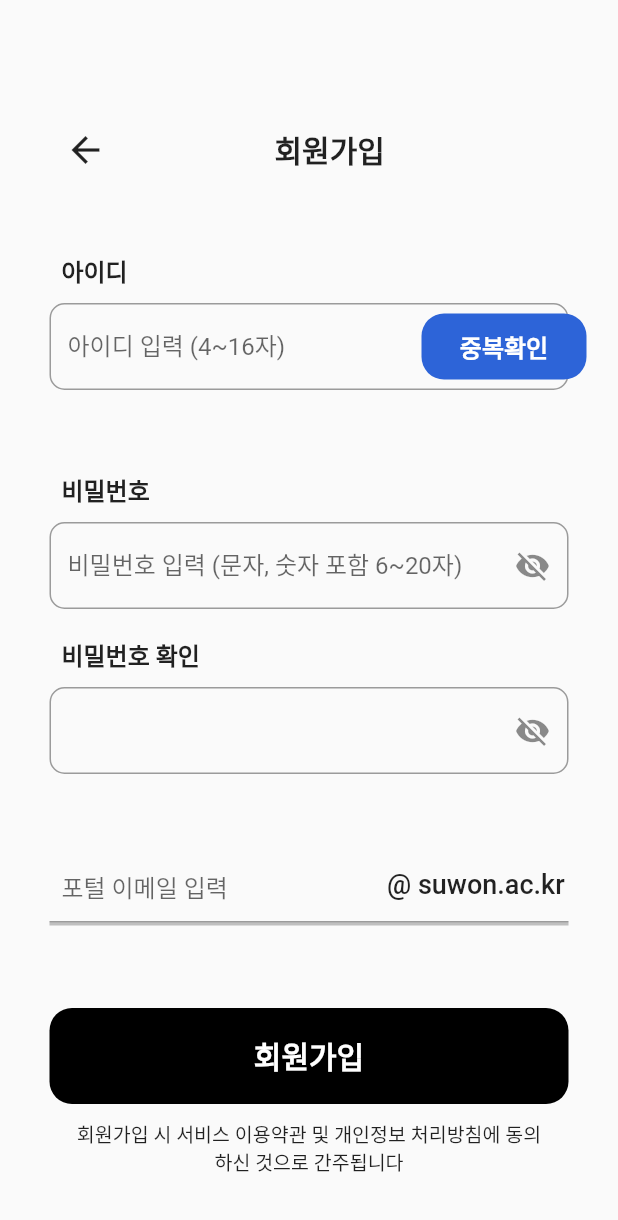
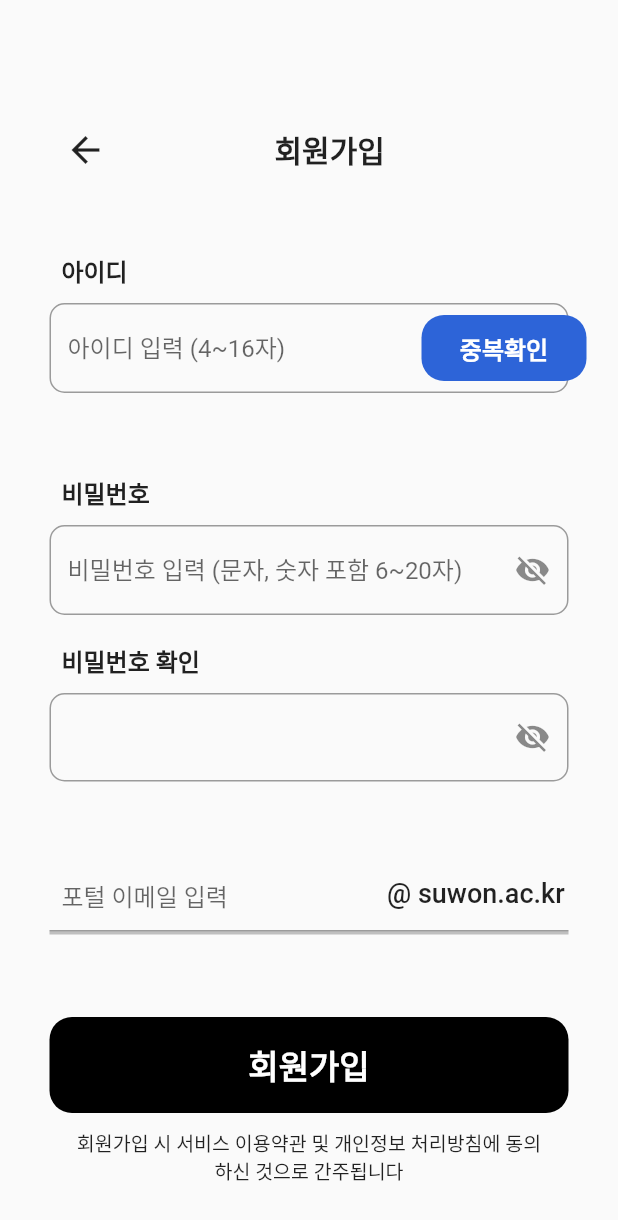
Before and after one commit to USW-Random-Chat/Flutter, a Flutter app: the screen it shows after launch, after a tap on "회원가입", on a phone screen of 412 x 824 dp. Shown: the top 1220 px of the screen. Run offline on Flutter 3.47's test engine with Material 2 defaults, Android fonts, the phone set to English and light mode, and no system bars; Roboto replaces fonts that are missing (Pretendard-Light).

Commit message:
위젯 추가
CustomBT, EmailFD, InputTextFD 위젯 추가

```diff
--- a/lib/screens/login.dart
+++ b/lib/screens/login.dart
@@ -1,5 +1,6 @@
 import 'package:flutter/material.dart';
 import 'package:suwon/screens/signup.dart';
+import 'package:suwon/widgets/csbutton.dart';
 
 class MainLogin extends StatefulWidget {
   const MainLogin({super.key});
@@ -97,23 +98,13 @@ class _MainLoginState extends State<MainLogin> {
                 children: [
                   Container(
                     //로그인 버튼
-                      height: 70,
-                      width: double.infinity,
-                      decoration: BoxDecoration(
-                          borderRadius: BorderRadius.circular(15),
-                          color: loginbtcolor),
+
                     margin: EdgeInsets.symmetric(horizontal: 40),
-                      child: TextButton(
-                        onPressed: () {},
-                        child: Text(
-                          "로그인",
-                          style: TextStyle(
-                              color: Colors.white,
-                              fontSize: 24,
-                              fontWeight: FontWeight.w800,
-                              fontFamily: 'Pretendard-Light'),
+                    child: CustomButton(
+                        text: '로그인',
+                        backgroundColor: Color(0xFF2D64D8),
+                        onPressed: () {}),
                   ),
-                      )),
                   Container(
                     //아이디 비번 찾기
                     margin: EdgeInsets.symmetric(horizontal: 32),
@@ -184,29 +175,18 @@ class _MainLoginState extends State<MainLogin> {
                       )),
                   Container(
                     //로그인 버튼
-                      height: 70,
-                      width: double.infinity,
-                      decoration: BoxDecoration(
-                          borderRadius: BorderRadius.circular(15),
-                          color: Colors.black),
                     margin: EdgeInsets.only(left: 40, right: 40, top: 20),
-                      child: TextButton(
+                    child: CustomButton(
+                      text: '회원가입',
+                      backgroundColor: Colors.black,
                       onPressed: () {
                         Navigator.push(
                           context,
                           MaterialPageRoute(builder: (context) => SignUp()),
                         );
                       },
-                        child: Text(
-                          "회원가입",
-                          style: TextStyle(
-                            color: Colors.white,
-                            fontSize: 24,
-                            fontWeight: FontWeight.w800,
-                            fontFamily: 'Pretendard-Light',
                     ),
                   ),
-                      )),
                 ],
               ),
             ),
--- a/lib/screens/signup.dart
+++ b/lib/screens/signup.dart
@@ -1,6 +1,9 @@
 import 'package:flutter/material.dart';
 import 'package:suwon/screens/login.dart';
+import 'package:suwon/screens/setprofile.dart';
 import 'package:suwon/widgets/csbutton.dart';
+import 'package:suwon/widgets/emailfield.dart';
+import 'package:suwon/widgets/inputtext.dart';
 
 class SignUp extends StatefulWidget {
   const SignUp({super.key});
@@ -19,6 +22,7 @@ class _SignUpState extends State<SignUp> {
   bool _PwError = false;
   bool _EmailError = false;
   bool _PwMatch = false;
+  bool _isEmailValid = true;
   bool _passwordVisible1 = false;
   bool _passwordVisible2 = false;
   final IdCheckbtcolor = const Color(0xFF2D64D8);
@@ -78,7 +82,6 @@ class _SignUpState extends State<SignUp> {
     }
   }
 
-  bool _isEmailValid = true;
   bool _validateEmail(String value) {
     // 이메일 유효성 검사를 위한 정규표현식 사용
     final RegExp emailRegExp =
@@ -136,45 +139,16 @@ class _SignUpState extends State<SignUp> {
                         SizedBox(
                           height: 38,
                         ),
-                        Row(
-                          //ID 입력폼
-                          children: [
-                            Text(
-                              '  아이디',
-                              style: TextStyle(
-                                  fontFamily: 'Pretendard-Light',
-                                  fontSize: 16,
-                                  fontWeight: FontWeight.w600),
-                            ),
-                            SizedBox(
-                              width: 10,
-                            ),
-                            if (_IdError)
-                              Text(
-                                '*4자 이상 16자 이내로 작성해 주세요',
-                                style: TextStyle(color: Colors.red),
-                              ),
-                          ],
-                        ),
-                        SizedBox(
-                          height: 10,
-                        ),
-                        SizedBox(
-                          height: 58,
-                          child: TextFormField(
+                        InputTextFD(
                           controller: _idController,
                           onChanged: _valiIdInput,
-                            decoration: InputDecoration(
-                              border: OutlineInputBorder(
-                                  borderRadius: BorderRadius.circular(10)),
-                              labelStyle: TextStyle(
-                                  fontFamily: 'Pretendard-Light', fontSize: 14),
                           hintText: '아이디 입력 (4~16자)',
-                            ),
-                          ),
+                          title: '  아이디',
+                          Error: _IdError,
+                          ErrorText: '* 4자 이상 16자 이내로 작성해 주세요',
                         ),
                         Transform.translate(
-                          offset: Offset(248, -51),
+                          offset: Offset(248, -52),
                           child: Container(
                             height: 44,
                             width: 110,
@@ -222,10 +196,11 @@ class _SignUpState extends State<SignUp> {
                           height: 10,
                         ),
                         SizedBox(
-                          height: 58,
+                          height: 60,
                           child: TextFormField(
                             obscureText: !_passwordVisible1,
                             controller: _pwController,
+                            onChanged: _valiPwInput,
                             decoration: InputDecoration(
                               border: OutlineInputBorder(
                                 borderRadius: BorderRadius.circular(10),
@@ -277,7 +252,7 @@ class _SignUpState extends State<SignUp> {
                           height: 10,
                         ),
                         SizedBox(
-                          height: 58,
+                          height: 60,
                           child: TextFormField(
                             obscureText: !_passwordVisible2,
                             controller: _pwmatchController,
@@ -318,37 +293,13 @@ class _SignUpState extends State<SignUp> {
                             ),
                           ),
                         ),
-                        Container(
-                          decoration: BoxDecoration(
-                            border: Border(
-                              bottom: BorderSide(
-                                width: 2,
-                                color: Color(0xFFBFBFBF),
-                              ),
-                            ),
-                          ),
-                          child: TextFormField(
-                            maxLength: 20,
+                        EmailFD(
                           controller: _emailController,
                           onChanged: (value) {
                             setState(() {
                               _isEmailValid = _validateEmail(value);
                             });
                           },
-                            decoration: InputDecoration(
-                              labelStyle: TextStyle(
-                                fontFamily: 'Pretendard-Light',
-                                fontSize: 16,
-                                fontWeight: FontWeight.w400,
-                                color: Color(0xFF989898),
-                              ),
-                              hintText: '  포털 이메일 입력',
-                              counterText:
-                                  '', // 입력 길이 카운터 텍스트를 빈 문자열로 설정하여 표시하지 않음
-                              errorStyle:
-                                  TextStyle(height: 0), // 에러 메시지 표시 공간을 없앰
-                            ),
-                          ),
                         ),
                         SizedBox(height: 10),
                         if (!_isEmailValid)
@@ -362,7 +313,13 @@ class _SignUpState extends State<SignUp> {
                         CustomButton(
                             text: '회원가입',
                             backgroundColor: Colors.black,
-                            onPressed: () {}),
+                            onPressed: () {
+                              Navigator.push(
+                                context,
+                                MaterialPageRoute(
+                                    builder: (context) => SetProfile()),
+                              );
+                            }),
                         SizedBox(
                           height: 10,
                         ),
--- a/lib/widgets/csbutton.dart
+++ b/lib/widgets/csbutton.dart
@@ -26,7 +26,7 @@ class CustomButton extends StatelessWidget {
           text,
           style: TextStyle(
             color: Colors.white,
-            fontSize: 20,
+            fontSize: 22,
             fontWeight: FontWeight.w800,
             fontFamily: 'Pretendard-Light',
           ),
--- /dev/null
+++ b/lib/widgets/emailfield.dart
@@ -0,0 +1,41 @@
+import 'package:flutter/material.dart';
+
+class EmailFD extends StatelessWidget {
+  final TextEditingController? controller;
+  final ValueChanged<String>? onChanged;
+
+  const EmailFD({
+    required this.controller,
+    required this.onChanged,
+  });
+
+  @override
+  Widget build(BuildContext context) {
+    return Container(
+      decoration: BoxDecoration(
+        border: Border(
+          bottom: BorderSide(
+            width: 2,
+            color: Color(0xFFBFBFBF),
+          ),
+        ),
+      ),
+      child: TextFormField(
+        maxLength: 20,
+        controller: controller,
+        onChanged: onChanged,
+        decoration: InputDecoration(
+          labelStyle: TextStyle(
+            fontFamily: 'Pretendard-Light',
+            fontSize: 16,
+            fontWeight: FontWeight.w400,
+            color: Color(0xFF989898),
+          ),
+          hintText: '  포털 이메일 입력',
+          counterText: '', // 입력 길이 카운터 텍스트를 빈 문자열로 설정하여 표시하지 않음
+          errorStyle: TextStyle(height: 0), // 에러 메시지 표시 공간을 없앰
+        ),
+      ),
+    );
+  }
+}
--- /dev/null
+++ b/lib/widgets/inputtext.dart
@@ -0,0 +1,64 @@
+import 'package:flutter/material.dart';
+
+class InputTextFD extends StatelessWidget {
+  final TextEditingController? controller;
+  final ValueChanged<String>? onChanged;
+  final String? hintText;
+  final String title;
+  final bool Error;
+  final String ErrorText;
+
+  const InputTextFD({
+    required this.controller,
+    required this.onChanged,
+    required this.hintText,
+    required this.title,
+    required this.Error,
+    required this.ErrorText,
+  });
+
+  @override
+  Widget build(BuildContext context) {
+    return Column(
+      children: [
+        Row(
+          children: [
+            Text(
+              title,
+              style: TextStyle(
+                  fontFamily: 'Pretendard-Light',
+                  fontSize: 16,
+                  fontWeight: FontWeight.w600),
+            ),
+            SizedBox(
+              width: 10,
+            ),
+            if (Error)
+              Text(
+                ErrorText,
+                style: TextStyle(color: Colors.red),
+              ),
+          ],
+        ),
+        SizedBox(height: 10),
+        SizedBox(
+          height: 60,
+          child: TextFormField(
+            controller: controller,
+            onChanged: onChanged,
+            decoration: InputDecoration(
+              border: OutlineInputBorder(
+                borderRadius: BorderRadius.circular(10),
+              ),
+              labelStyle: TextStyle(
+                fontFamily: 'Pretendard-Light',
+                fontSize: 14,
+              ),
+              hintText: hintText,
+            ),
+          ),
+        ),
+      ],
+    );
+  }
+}
```
Also changed, not shown: lib/screens/setprofile.dart (added, +197 -0 lines), lib/widgets/appbar.dart (added, +10 -0 lines). Lines whose indentation alone changed are shown as unchanged.
